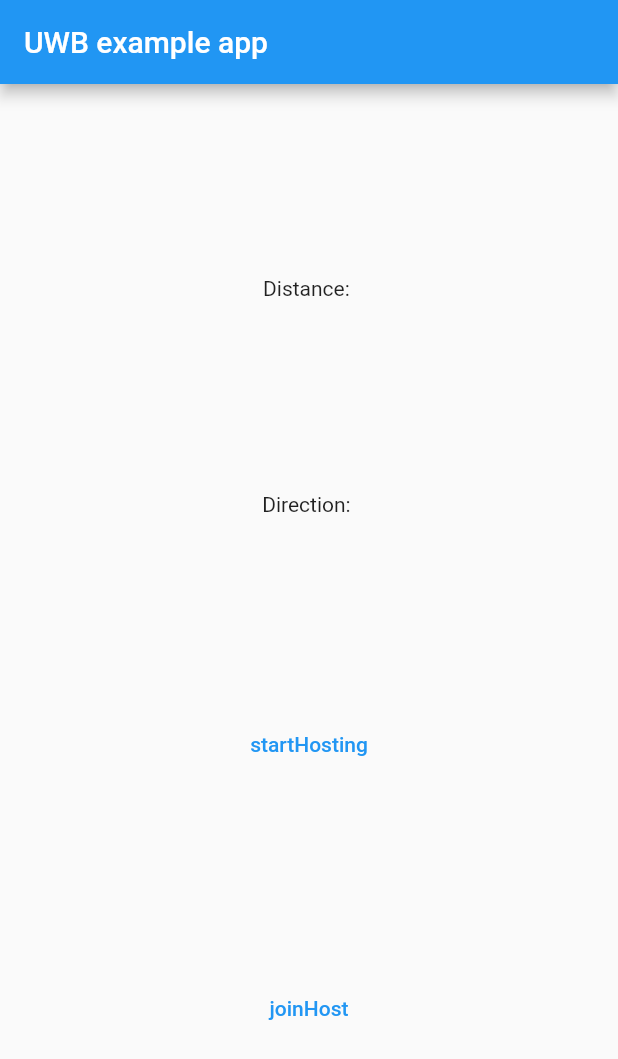
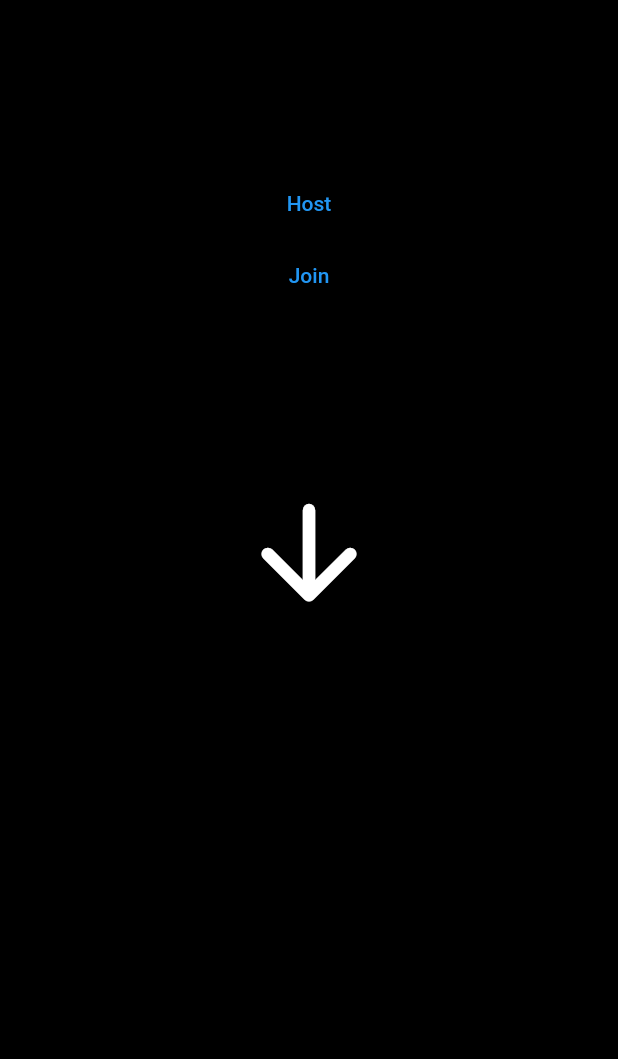
Before and after one commit to Baseflow/flutter_uwb, a Flutter app: the screen it shows after launch, on a phone screen of 412 x 824 dp. Shown: the top 1059 px of the screen. Run offline on Flutter 3.47's test engine with Material 2 defaults, Android fonts, the phone set to English and light mode, and no system bars; our stand-ins replace plugin_platform_interface.

Commit message:
added angle

```diff
--- a/uwb/example/lib/main.dart
+++ b/uwb/example/lib/main.dart
@@ -1,6 +1,6 @@
 import 'package:flutter/material.dart';
 import 'dart:async';
-
+import 'dart:math' as math;
 import 'package:flutter/services.dart';
 import 'package:uwb/uwb.dart';
 import 'package:uwb_platform_interface/uwb_platform_interface.dart';
@@ -19,7 +19,6 @@ class MyApp extends StatefulWidget {
 class _MyAppState extends State<MyApp> {
   final Uwb _plugin = Uwb();
   bool? _setup = false;
-  Map _location = {};
   String _distance = "";
   String _direction = "";
 
@@ -81,17 +80,22 @@ class _MyAppState extends State<MyApp> {
   Widget build(BuildContext context) {
     return MaterialApp(
       home: Scaffold(
-        appBar: AppBar(
-          title: const Text('UWB example app'),
-        ),
+        backgroundColor: Colors.black,
         body: Center(
             child: Column (
               mainAxisAlignment: MainAxisAlignment.spaceEvenly,
               children: [
-                Text('Distance: $_distance'),
-                Text('Direction: $_direction'),
-                TextButton(onPressed: startHosting, child: Text('startHosting')),
-                TextButton(onPressed: joinHost, child: Text('joinHost')),
+                Column(children: [
+                  TextButton(onPressed: startHosting, child: Text('Host')),
+                  TextButton(onPressed: joinHost, child: Text('Join')),
+                ],),
+
+                Transform.rotate(
+                    angle: 180* math.pi / 180,
+                    child: const Icon(Icons.arrow_upward_rounded, color: Colors.white, size: 100),
+                ),
+                Text(_distance, style: const TextStyle(fontSize: 40, color: Colors.white),),
+                Text(_direction, style: const TextStyle(fontSize: 20, color: Colors.white),),
               ],
             )
         ),
```
